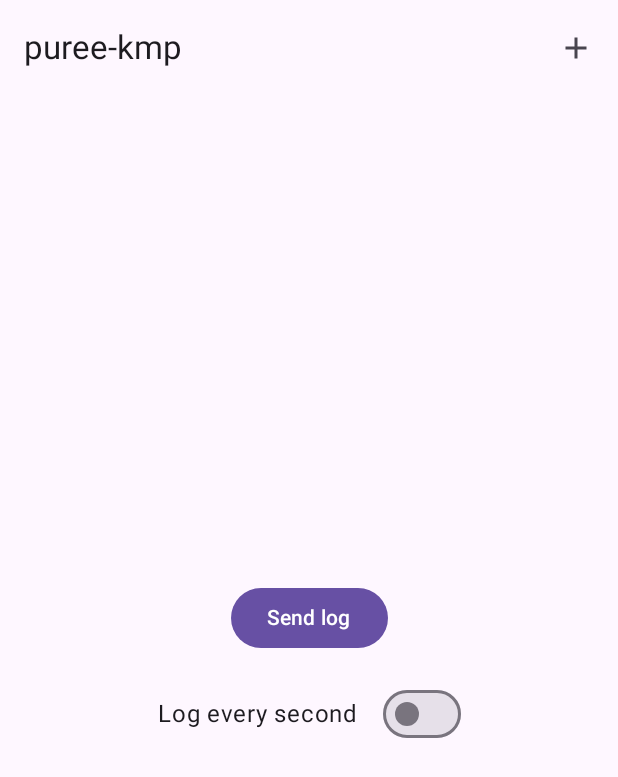
After one commit to cookpad/puree-kmp, an Android app built with Jetpack Compose: the composable MainScreen shown on its own in the app's theme, on a phone screen of 412 x 824 dp. The commit adds this screen. Shown: the top 777 px of the screen. Run offline under Robolectric (Android 15) with nearby library versions, the phone set to English and light mode, and no system bars.

Commit message:
add demo app

```diff
--- /dev/null
+++ b/demo/src/main/java/com/cookpad/puree/demo/ui/DemoTheme.kt
@@ -0,0 +1,21 @@
+package com.cookpad.puree.demo.ui
+
+import androidx.compose.foundation.isSystemInDarkTheme
+import androidx.compose.material3.MaterialTheme
+import androidx.compose.material3.Surface
+import androidx.compose.material3.darkColorScheme
+import androidx.compose.material3.lightColorScheme
+import androidx.compose.runtime.Composable
+
+@Composable
+internal fun DemoTheme(
+    content: @Composable () -> Unit
+) {
+    MaterialTheme(
+        colorScheme = if (isSystemInDarkTheme()) darkColorScheme() else lightColorScheme(),
+    ) {
+        Surface {
+            content()
+        }
+    }
+}
--- /dev/null
+++ b/demo/src/main/java/com/cookpad/puree/demo/ui/MainScreen.kt
@@ -0,0 +1,67 @@
+package com.cookpad.puree.demo.ui
+
+import androidx.compose.foundation.layout.Arrangement
+import androidx.compose.foundation.layout.Column
+import androidx.compose.foundation.layout.Row
+import androidx.compose.foundation.layout.fillMaxSize
+import androidx.compose.foundation.layout.fillMaxWidth
+import androidx.compose.foundation.layout.padding
+import androidx.compose.material3.Button
+import androidx.compose.material3.Scaffold
+import androidx.compose.material3.Switch
+import androidx.compose.material3.Text
+import androidx.compose.runtime.Composable
+import androidx.compose.runtime.getValue
+import androidx.compose.runtime.mutableStateOf
+import androidx.compose.runtime.remember
+import androidx.compose.runtime.setValue
+import androidx.compose.ui.Alignment
+import androidx.compose.ui.Modifier
+import androidx.compose.ui.unit.dp
+import com.cookpad.puree.demo.Puree
+import com.cookpad.puree.demo.log.model.ClickLog
+
+@Composable
+internal fun MainScreen(
+    modifier: Modifier = Modifier,
+) {
+    var isSendLogPerSecond by remember { mutableStateOf(false) }
+
+    Scaffold(
+        modifier = modifier,
+        topBar = {
+            MainTopAppBar(
+                modifier = Modifier.fillMaxWidth()
+            )
+        }
+    ) { padding ->
+        Column(
+            modifier = Modifier
+                .padding(padding)
+                .fillMaxSize(),
+            horizontalAlignment = Alignment.CenterHorizontally,
+            verticalArrangement = Arrangement.spacedBy(
+                space = 16.dp,
+                alignment = Alignment.CenterVertically,
+            )
+        ) {
+            Button(
+                onClick = { Puree.send(ClickLog("button")) },
+            ) {
+                Text("Send log")
+            }
+
+            Row(
+                horizontalArrangement = Arrangement.spacedBy(16.dp),
+                verticalAlignment = Alignment.CenterVertically,
+            ) {
+                Text("Log every second")
+
+                Switch(
+                    checked = isSendLogPerSecond,
+                    onCheckedChange = { isSendLogPerSecond = it },
+                )
+            }
+        }
+    }
+}
--- /dev/null
+++ b/demo/src/main/java/com/cookpad/puree/demo/ui/MainTopAppBar.kt
@@ -0,0 +1,36 @@
+package com.cookpad.puree.demo.ui
+
+import androidx.compose.material.icons.Icons
+import androidx.compose.material.icons.filled.Add
+import androidx.compose.material3.ExperimentalMaterial3Api
+import androidx.compose.material3.Icon
+import androidx.compose.material3.IconButton
+import androidx.compose.material3.Text
+import androidx.compose.material3.TopAppBar
+import androidx.compose.runtime.Composable
+import androidx.compose.ui.Modifier
+import com.cookpad.puree.demo.Puree
+import com.cookpad.puree.demo.log.model.MenuLog
+
+@OptIn(ExperimentalMaterial3Api::class)
+@Composable
+internal fun MainTopAppBar(
+    modifier: Modifier = Modifier,
+) {
+    TopAppBar(
+        modifier = modifier,
+        title = {
+            Text("puree-kmp")
+        },
+        actions = {
+            IconButton(
+                onClick = { Puree.send(MenuLog("add")) },
+            ) {
+                Icon(
+                    imageVector = Icons.Default.Add,
+                    contentDescription = "Add"
+                )
+            }
+        }
+    )
+}
```
Also changed, not shown: demo/src/main/java/com/cookpad/puree/demo/MainActivity.kt (+6 -18 lines), demo/src/main/java/com/cookpad/puree/demo/Puree.kt (added, +42 -0 lines), demo/src/main/java/com/cookpad/puree/demo/log/filter/AddTimeFilter.kt (added, +11 -0 lines), demo/src/main/java/com/cookpad/puree/demo/log/model/ClickLog.kt (added, +11 -0 lines), demo/src/main/java/com/cookpad/puree/demo/log/model/MenuLog.kt (added, +11 -0 lines), demo/src/main/java/com/cookpad/puree/demo/log/model/PeriodicLog.kt (added, +11 -0 lines), demo/src/main/java/com/cookpad/puree/demo/log/output/LogcatDebugBufferedOutput.kt (added, +16 -0 lines), demo/src/main/java/com/cookpad/puree/demo/log/output/LogcatOutput.kt (added, +11 -0 lines), demo/src/main/java/com/cookpad/puree/demo/log/output/PurgeableLogcatWarningBufferedOutput.kt (added, +17 -0 lines), puree/src/androidMain/AndroidManifest.xml (added, +18 -0 lines).
